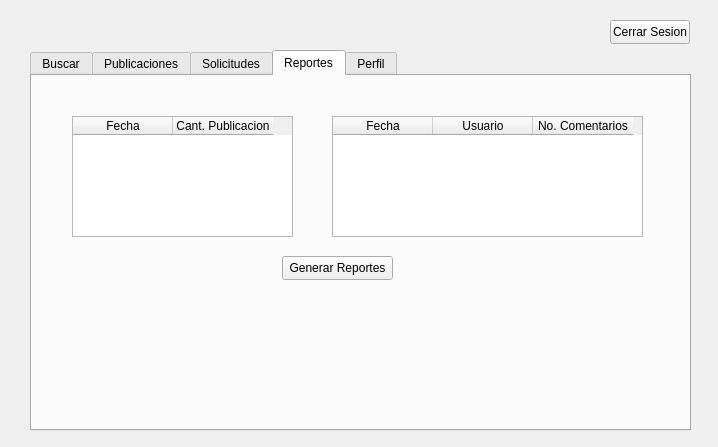
Old version of the form Fase 3/proyecto2/user.ui in the repository elsaminee/-EDD-Proyecto_202200198.
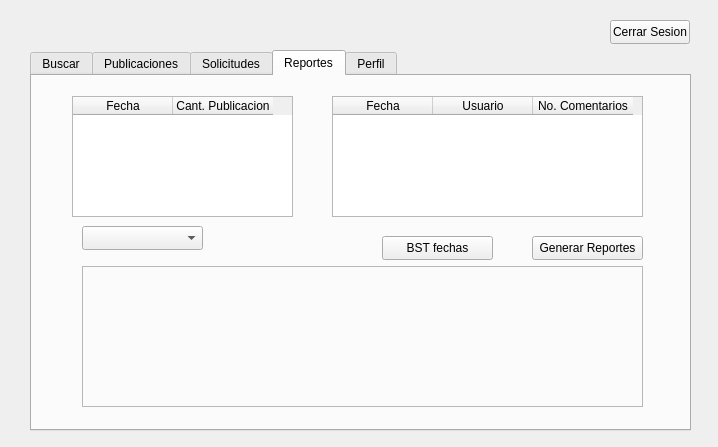
New version of the form. The open tabs and pages were chosen to show the change.

What changed in the file:
```diff
--- a/Fase 3/proyecto2/user.ui
+++ b/Fase 3/proyecto2/user.ui
@@ -479,7 +479,7 @@
      <property name="geometry">
       <rect>
        <x>300</x>
-       <y>40</y>
+       <y>20</y>
        <width>311</width>
        <height>121</height>
       </rect>
@@ -504,7 +504,7 @@
      <property name="geometry">
       <rect>
        <x>40</x>
-       <y>40</y>
+       <y>20</y>
        <width>221</width>
        <height>121</height>
       </rect>
@@ -523,8 +523,8 @@
     <widget class="QPushButton" name="pushButton_7">
      <property name="geometry">
       <rect>
-       <x>250</x>
-       <y>180</y>
+       <x>500</x>
+       <y>160</y>
        <width>111</width>
        <height>24</height>
       </rect>
@@ -533,6 +533,68 @@
       <string>Generar Reportes</string>
      </property>
     </widget>
+    <widget class="QFrame" name="frameScroll">
+     <property name="geometry">
+      <rect>
+       <x>50</x>
+       <y>190</y>
+       <width>561</width>
+       <height>141</height>
+      </rect>
+     </property>
+     <property name="frameShape">
+      <enum>QFrame::Shape::StyledPanel</enum>
+     </property>
+     <property name="frameShadow">
+      <enum>QFrame::Shadow::Raised</enum>
+     </property>
+     <widget class="QWidget" name="widgetPubli" native="true">
+      <property name="geometry">
+       <rect>
+        <x>10</x>
+        <y>0</y>
+        <width>541</width>
+        <height>131</height>
+       </rect>
+      </property>
+      <widget class="QLabel" name="imgLabel">
+       <property name="geometry">
+        <rect>
+         <x>70</x>
+         <y>10</y>
+         <width>431</width>
+         <height>111</height>
+        </rect>
+       </property>
+       <property name="text">
+        <string/>
+       </property>
+      </widget>
+     </widget>
+    </widget>
+    <widget class="QComboBox" name="fechaBox2">
+     <property name="geometry">
+      <rect>
+       <x>50</x>
+       <y>150</y>
+       <width>121</width>
+       <height>24</height>
+      </rect>
+     </property>
+    </widget>
+    <widget class="QPushButton" name="reporteUser_btn_2">
+     <property name="geometry">
+      <rect>
+       <x>350</x>
+       <y>160</y>
+       <width>111</width>
+       <height>24</height>
+      </rect>
+     </property>
+     <property name="text">
+      <string>BST fechas</string>
+     </property>
+    </widget>
    </widget>
    <widget class="QWidget" name="perfilUser">
     <attribute name="title">
```
Left out of the diff: 8 changed lines with no effect on the pictures.
